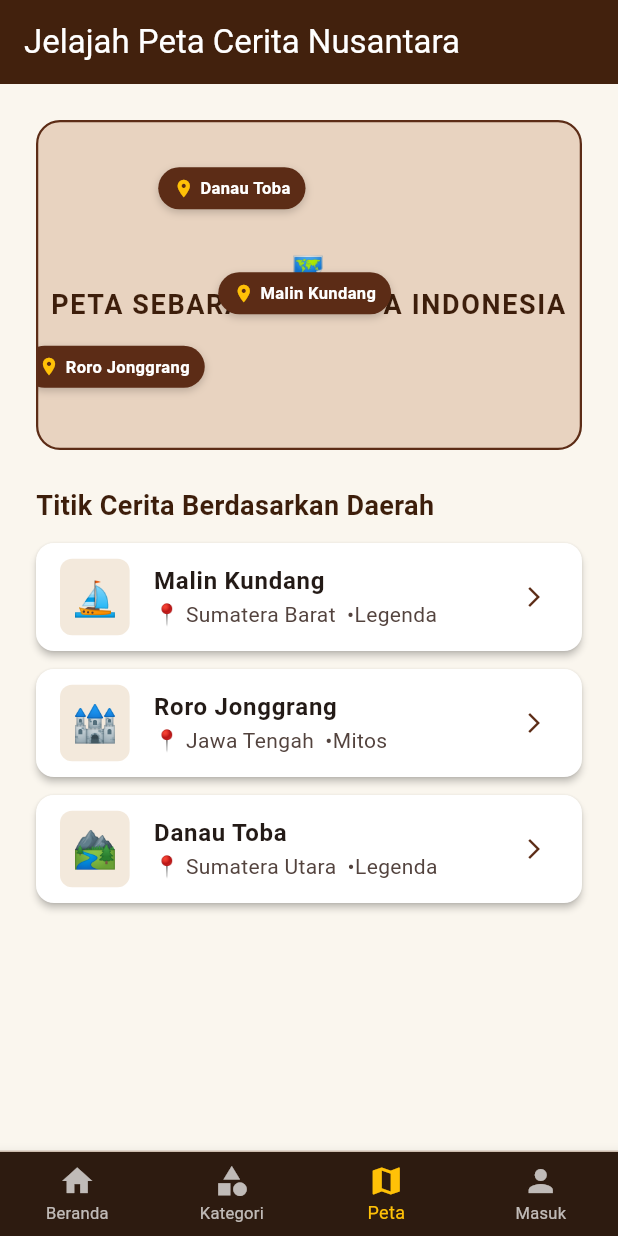
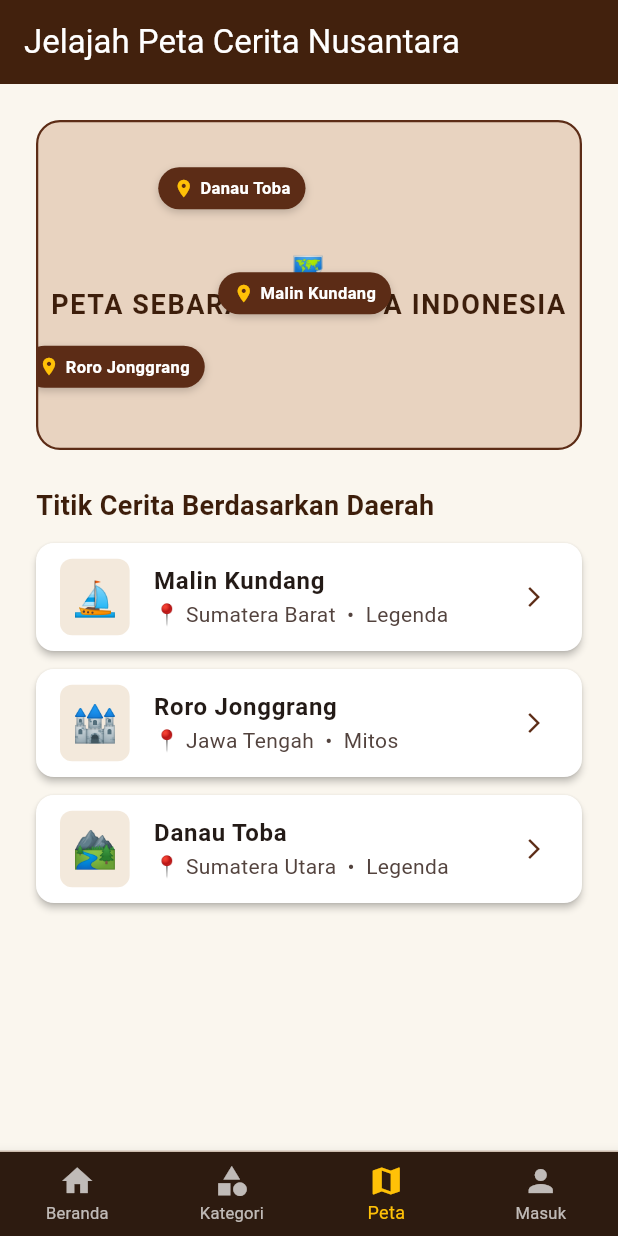
Before and after one commit to duitawisnaeni31-a11y/aplikasi_kisahloka, a Flutter app: the screen it shows after launch, after a tap on "Peta", after a tap on "Danau Toba", after a tap on "Kembali ke Beranda", on a phone screen of 412 x 824 dp. Run offline on Flutter 3.47's test engine with Material 3 defaults, Android fonts, the phone set to English and light mode, and no system bars; our stand-ins replace file_picker.

Commit message:
simpan perubahan

```diff
--- a/lib/models/app_models.dart
+++ b/lib/models/app_models.dart
@@ -1,3 +1,5 @@
+import 'dart:typed_data';
+
 class Story {
   final String id;
   final String title;
@@ -8,6 +10,7 @@ class Story {
   final String moralValue;
   final String iconEmoji;
   final String? imageUrl;
+  final Uint8List? imageBytes; // Penampung foto upload dari galeri/komputer
   String status; // 'terbit', 'pending', 'ditolak'
   bool isFavorite;
   final String author;
@@ -22,6 +25,7 @@ class Story {
     required this.moralValue,
     required this.iconEmoji,
     this.imageUrl,
+    this.imageBytes,
     this.status = 'terbit',
     this.isFavorite = false,
     required this.author,
--- a/lib/views/guest_views.dart
+++ b/lib/views/guest_views.dart
@@ -280,7 +280,12 @@ class _GuestHomeScreenState extends State<GuestHomeScreen> {
               child: Stack(
                 children: [
                   Positioned.fill(
-                    child: Center(child: Text(story.iconEmoji, style: const TextStyle(fontSize: 50))),
+                    child: story.imageBytes != null
+                        ? ClipRRect(
+                            borderRadius: const BorderRadius.vertical(top: Radius.circular(12)),
+                            child: Image.memory(story.imageBytes!, fit: BoxFit.cover),
+                          )
+                        : Center(child: Text(story.iconEmoji, style: const TextStyle(fontSize: 50))),
                   ),
                   Positioned(
                     top: 8,
@@ -442,7 +447,12 @@ class GuestDetailScreen extends StatelessWidget {
                           color: const Color(0xFFE5D5C5),
                           borderRadius: BorderRadius.circular(12),
                         ),
-                        child: Center(child: Text(story.iconEmoji, style: const TextStyle(fontSize: 80))),
+                        child: story.imageBytes != null
+                            ? ClipRRect(
+                                borderRadius: BorderRadius.circular(12),
+                                child: Image.memory(story.imageBytes!, fit: BoxFit.cover),
+                              )
+                            : Center(child: Text(story.iconEmoji, style: const TextStyle(fontSize: 80))),
                       ),
                       const SizedBox(height: 24),
                       LayoutBuilder(
@@ -476,7 +486,7 @@ class GuestDetailScreen extends StatelessWidget {
                                     children: [
                                       _buildMoralBox(),
                                       const SizedBox(height: 16),
-                                      AudioPlayerWidget(storyText: "${story.title}. Asal daerah: ${story.region}.${story.summary}"),
+                                      AudioPlayerWidget(storyText: "${story.title}. Asal daerah: ${story.region}. ${story.summary}"),
                                       const SizedBox(height: 16),
                                       _buildMapBox(),
                                     ],
@@ -570,7 +580,6 @@ class GuestDetailScreen extends StatelessWidget {
   }
 }
 
-// WIDGET AUDIO NARASI STABIL PURE FLUTTER
 class AudioPlayerWidget extends StatefulWidget {
   final String storyText;
   const AudioPlayerWidget({super.key, required this.storyText});
@@ -631,7 +640,6 @@ class _AudioPlayerWidgetState extends State<AudioPlayerWidget> {
   }
 }
 
-// HALAMAN PETA CERITA NUSANTARA
 class GuestExploreScreen extends StatelessWidget {
   final Function(Story) onSelectStory;
   const GuestExploreScreen({super.key, required this.onSelectStory});
@@ -716,7 +724,7 @@ class GuestExploreScreen extends StatelessWidget {
                           child: Text(story.iconEmoji, style: const TextStyle(fontSize: 24)),
                         ),
                         title: Text(story.title, style: const TextStyle(fontWeight: FontWeight.bold)),
-                        subtitle: Text('📍 ${story.region}  •${story.category}'),
+                        subtitle: Text('📍 ${story.region}  •  ${story.category}'),
                         trailing: const Icon(Icons.arrow_forward_ios, size: 16, color: Color(0xFF5C2C16)),
                         onTap: () => onSelectStory(story),
                       ),
@@ -759,7 +767,6 @@ class GuestExploreScreen extends StatelessWidget {
   }
 }
 
-// HALAMAN LOGIN PERAN NUSANTARA
 class GuestAccountScreen extends StatelessWidget {
   final VoidCallback onLoginMember;
   final VoidCallback onLoginAdmin;
@@ -844,6 +851,6 @@ class GuestAccountScreen extends StatelessWidget {
           ),
         ),
       ),
-    ); // <-- Tutup Scaffold
-  } // <-- Tutup build method
-} // <-- Tutup Class GuestAccountScreen
+    );
+  }
+}
```
Also changed, not shown: lib/views/member_views.dart (+22 -3 lines).
